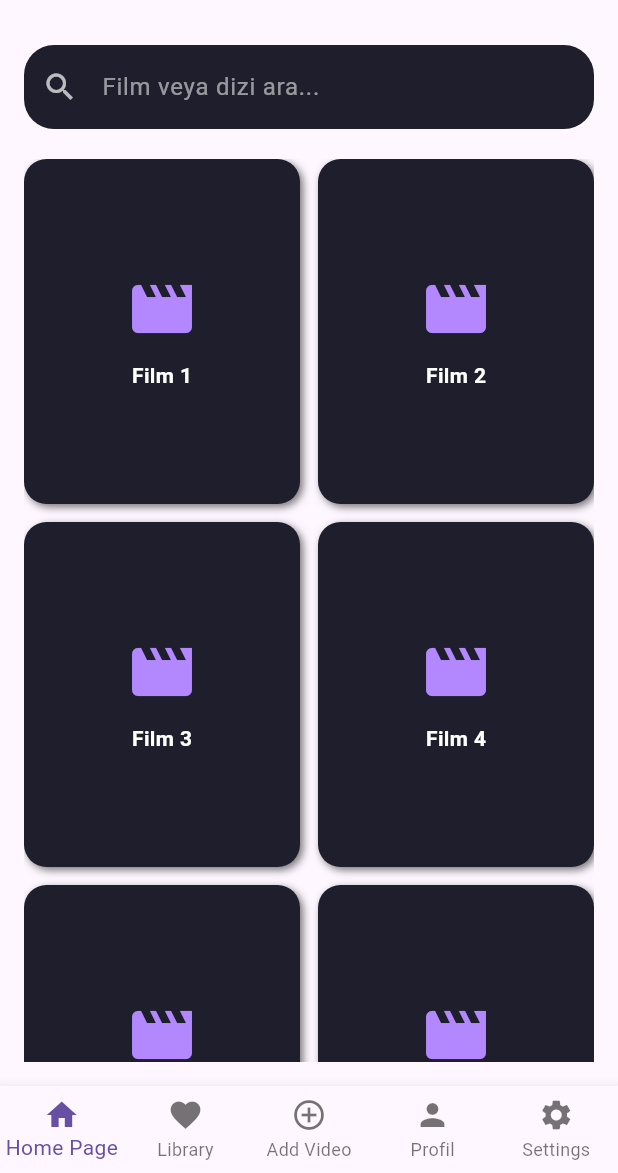
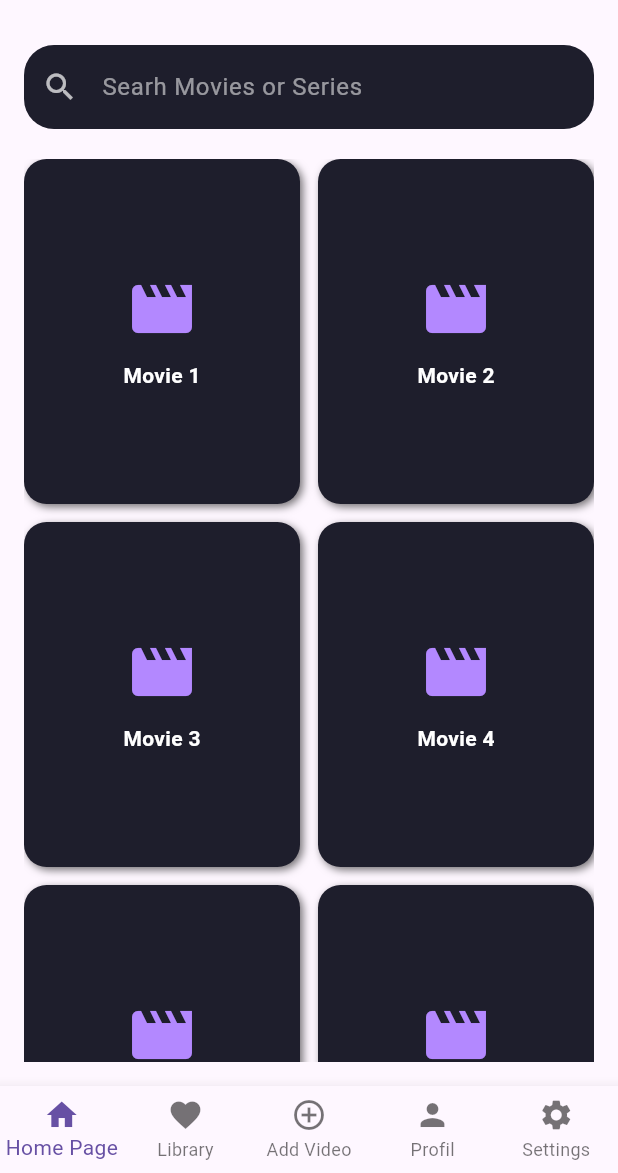
Before and after one commit to denizef00/CineHolmes, a Flutter app: the HomeScreen screen opened directly, on a phone screen of 412 x 824 dp, the part 63-1236 px from its top. Run offline on Flutter 3.47's test engine with Material 3 defaults, Android fonts, the phone set to English and light mode, and no system bars; our stand-ins replace firebase_auth, firebase_core, font_awesome_flutter; accounts and stored records are empty.

```diff
--- a/lib/pages/home_page.dart
+++ b/lib/pages/home_page.dart
@@ -18,12 +18,17 @@ class HomePage extends StatelessWidget {
             style: TextStyle(color: isDark ? Colors.white : Colors.black87),
             decoration: InputDecoration(
               filled: true,
-              fillColor: isDark ? const Color(0xFF1E1E2C) : Colors.grey.shade200,
-              hintText: 'Film veya dizi ara...',
+              fillColor: isDark
+                  ? const Color(0xFF1E1E2C)
+                  : Colors.grey.shade200,
+              hintText: 'Searh Movies or Series',
               hintStyle: TextStyle(
                 color: isDark ? Colors.white54 : Colors.grey.shade600,
               ),
-              prefixIcon: Icon(Icons.search, color: isDark ? Colors.white70 : Colors.grey),
+              prefixIcon: Icon(
+                Icons.search,
+                color: isDark ? Colors.white70 : Colors.grey,
+              ),
               border: OutlineInputBorder(
                 borderRadius: BorderRadius.circular(20),
                 borderSide: BorderSide.none,
@@ -42,7 +47,9 @@ class HomePage extends StatelessWidget {
               children: List.generate(6, (index) {
                 return Container(
                   decoration: BoxDecoration(
-                    color: isDark ? const Color(0xFF1E1E2C) : Colors.grey.shade200,
+                    color: isDark
+                        ? const Color(0xFF1E1E2C)
+                        : Colors.grey.shade200,
                     borderRadius: BorderRadius.circular(15),
                     boxShadow: [
                       BoxShadow(
@@ -58,11 +65,13 @@ class HomePage extends StatelessWidget {
                       Icon(
                         Icons.movie,
                         size: 48,
-                        color: isDark ? Colors.deepPurpleAccent.shade100 : Colors.deepPurple,
+                        color: isDark
+                            ? Colors.deepPurpleAccent.shade100
+                            : Colors.deepPurple,
                       ),
                       const SizedBox(height: 10),
                       Text(
-                        'Film ${index + 1}',
+                        'Movie ${index + 1}',
                         style: TextStyle(
                           fontWeight: FontWeight.bold,
                           color: isDark ? Colors.white : Colors.black87,
```
Also changed, not shown: lib/pages/settings_page.dart (+2 -5 lines).
